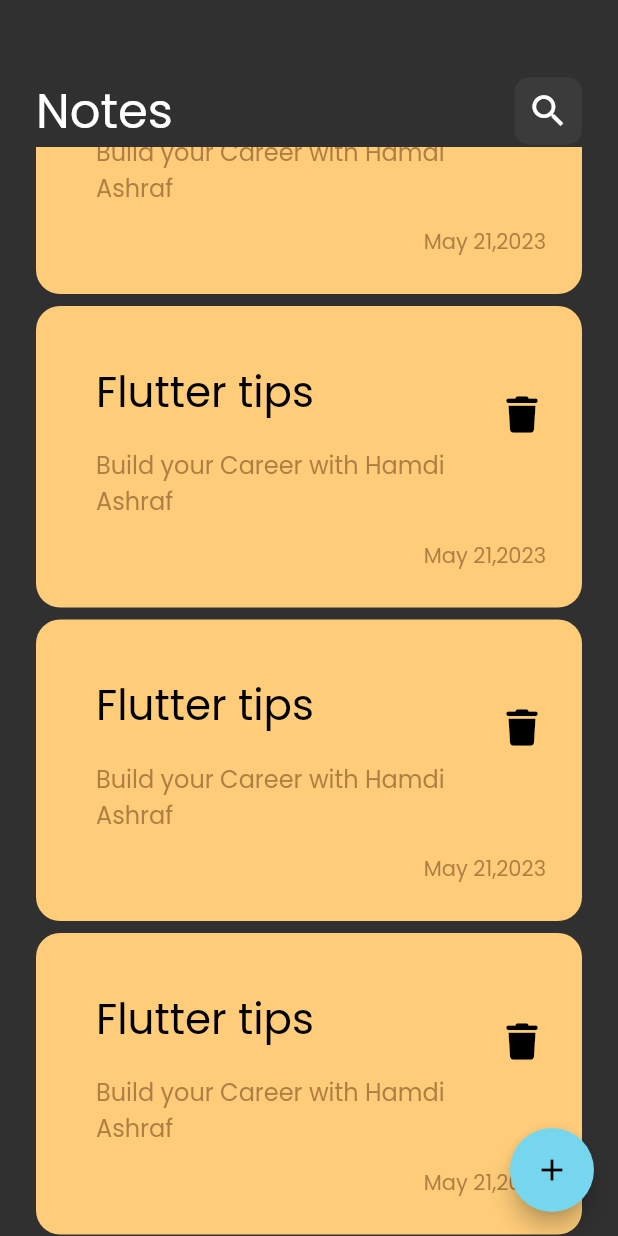
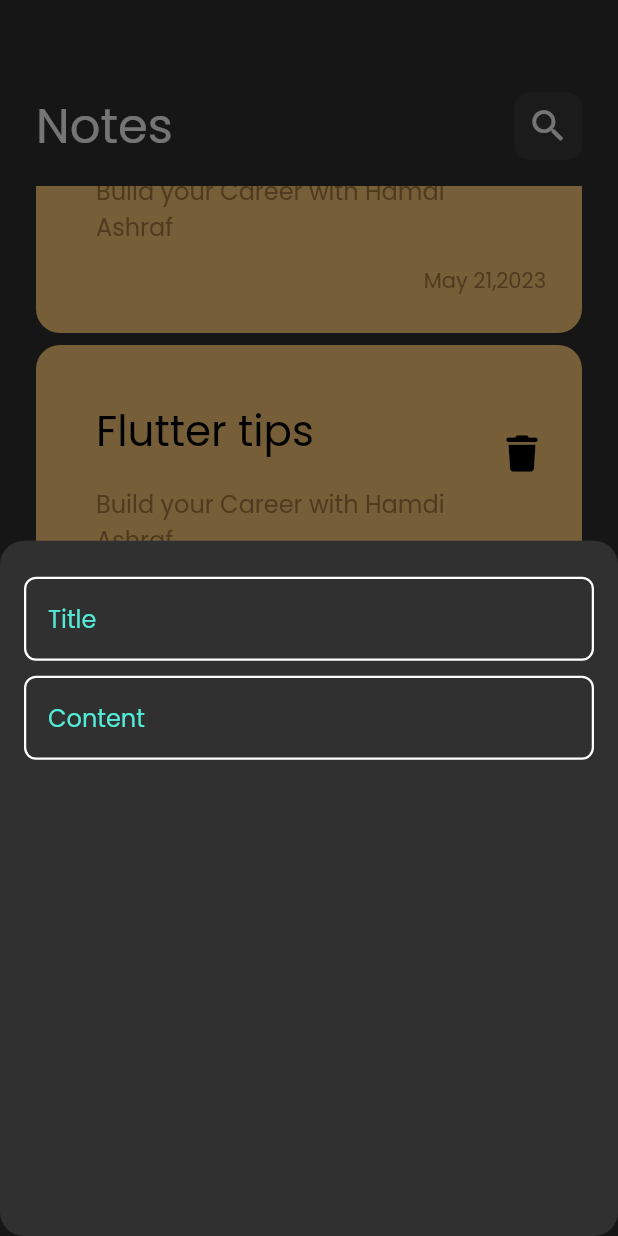
Before and after one commit to HamdiAshraf/note_app, a Flutter app: the screen it shows after launch, scrolled down 1152 dp, after a tap on the "add" icon, on a phone screen of 412 x 824 dp. Run offline on Flutter 3.47's test engine with Material 2 defaults, Android fonts, the phone set to English and light mode, and no system bars; our stand-ins replace font_awesome_flutter.

Commit message:
create custom text field

```diff
--- /dev/null
+++ b/lib/constants.dart
@@ -0,0 +1,5 @@
+
+
+import 'package:flutter/material.dart';
+
+const kPrimaryColor=Color(0xff52EBD7);
--- a/lib/views/notes_view.dart
+++ b/lib/views/notes_view.dart
@@ -3,6 +3,7 @@
 
 
 import 'package:flutter/material.dart';
+import 'package:note_app/views/widgets/add_note_bottom_sheet.dart';
 import 'package:note_app/views/widgets/custom_notes_body.dart';
 
 class NotesView extends StatelessWidget {
@@ -15,8 +16,19 @@ class NotesView extends StatelessWidget {
 
           const CustomNotesBody(),
       floatingActionButton: FloatingActionButton(
-        backgroundColor: const Color(0xff76D6EE),
-        onPressed: (){},
+
+        onPressed: (){
+          showModalBottomSheet(
+              shape: RoundedRectangleBorder(
+                borderRadius: BorderRadius.circular(16),
+              ),
+              context: context, builder: (context){
+
+            return const AddNoteBottomSheet(
+
+            );
+          });
+        },
       child: const Icon(Icons.add,
 
       ),
--- /dev/null
+++ b/lib/views/widgets/add_note_bottom_sheet.dart
@@ -0,0 +1,37 @@
+
+
+import 'package:flutter/material.dart';
+
+import 'custom_text_field.dart';
+
+class AddNoteBottomSheet extends StatelessWidget {
+  const AddNoteBottomSheet({Key? key}) : super(key: key);
+
+  @override
+  Widget build(BuildContext context) {
+    return Padding(
+      padding: const EdgeInsets.symmetric(horizontal: 16),
+      child: Column(
+
+children: [
+  const SizedBox(
+    height: 24,
+  ),
+   CustomTextField(
+     'Title'
+   ),
+  const SizedBox(
+    height: 10,
+  ),
+
+  SizedBox(
+    height: 200,
+    child: CustomTextField(
+        'Content',
+    ),
+  ),
+],
+      ),
+    );
+  }
+}
--- a/lib/views/widgets/custom_notes_body.dart
+++ b/lib/views/widgets/custom_notes_body.dart
@@ -17,7 +17,7 @@ class CustomNotesBody extends StatelessWidget {
       padding: const EdgeInsets.symmetric(horizontal: 24.0,),
       child: Column(
         children: const [
-          SizedBox(height: 50,),
+          SizedBox(height: 60,),
           CustomAppBar(),
           // CustomNoteItem(
           //   itemColor: const Color(0xffFFCD79) ,
@@ -25,6 +25,7 @@ class CustomNotesBody extends StatelessWidget {
           Expanded(child: NotesListView()),
 
 
+
         ],
       ),
     );
--- /dev/null
+++ b/lib/views/widgets/custom_text_field.dart
@@ -0,0 +1,34 @@
+import 'package:flutter/material.dart';
+import 'package:note_app/constants.dart';
+
+class CustomTextField extends StatelessWidget {
+  CustomTextField(this.text, {super.key}) ;
+  String text;
+  @override
+  Widget build(BuildContext context) {
+    return TextField (
+      cursorColor: kPrimaryColor,
+      decoration: InputDecoration(
+        hintText: text,
+        hintStyle: const TextStyle(
+          color: kPrimaryColor,
+        ),
+        contentPadding: const EdgeInsets.all(16),
+
+        enabledBorder: buildOutlineInputBorder(),
+        focusedBorder: buildOutlineInputBorder(color: kPrimaryColor),
+      ),
+    );
+  }
+
+  OutlineInputBorder buildOutlineInputBorder({Color ?color}) {
+    return OutlineInputBorder(
+          borderRadius: BorderRadius.circular(8),
+          borderSide:  BorderSide(
+              color:color?? Colors.white,
+
+              width: 1.5),
+
+      );
+  }
+}
--- a/lib/views/widgets/notes_list_view.dart
+++ b/lib/views/widgets/notes_list_view.dart
@@ -9,11 +9,17 @@ class NotesListView extends StatelessWidget {
 
   @override
   Widget build(BuildContext context) {
-    return ListView.builder(itemBuilder: (context,index){
-      return const Padding(
-        padding: EdgeInsets.symmetric(vertical: 4),
-        child: CustomNoteItem(),
-      );
-    });
+    return Padding(
+      padding: const EdgeInsets.symmetric(vertical: 16),
+      child: ListView.builder(
+        padding: EdgeInsets.zero,
+
+          itemBuilder: (context,index){
+        return const Padding(
+          padding: EdgeInsets.symmetric(vertical: 4),
+          child: CustomNoteItem(),
+        );
+      }),
+    );
   }
 }
```
